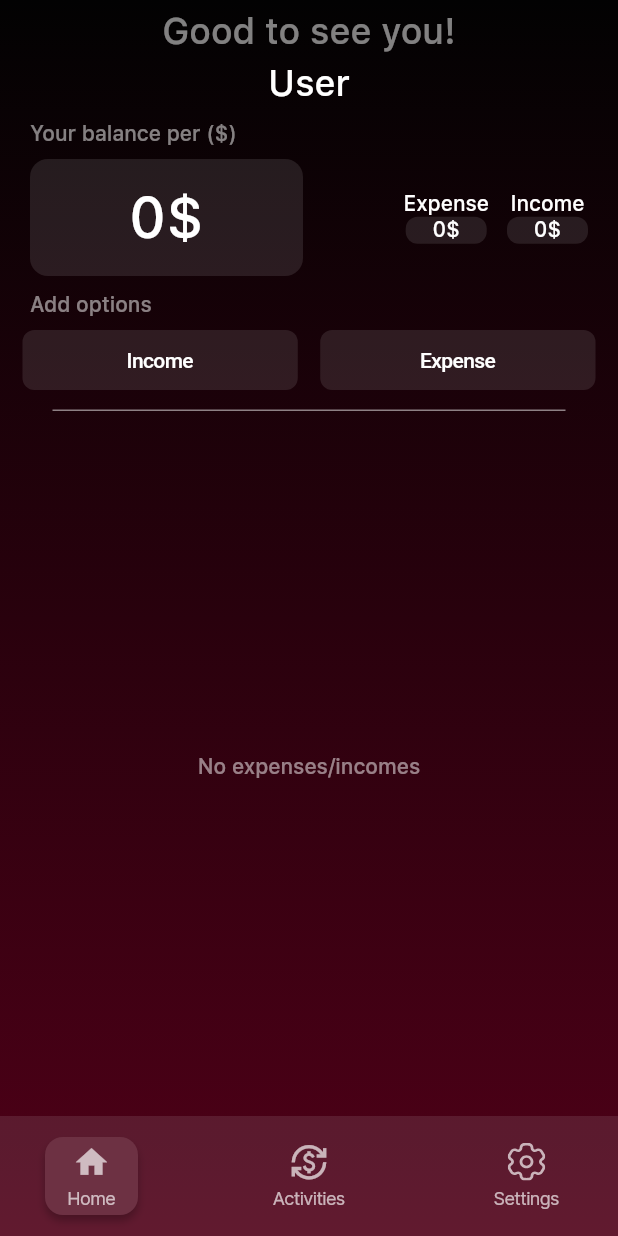
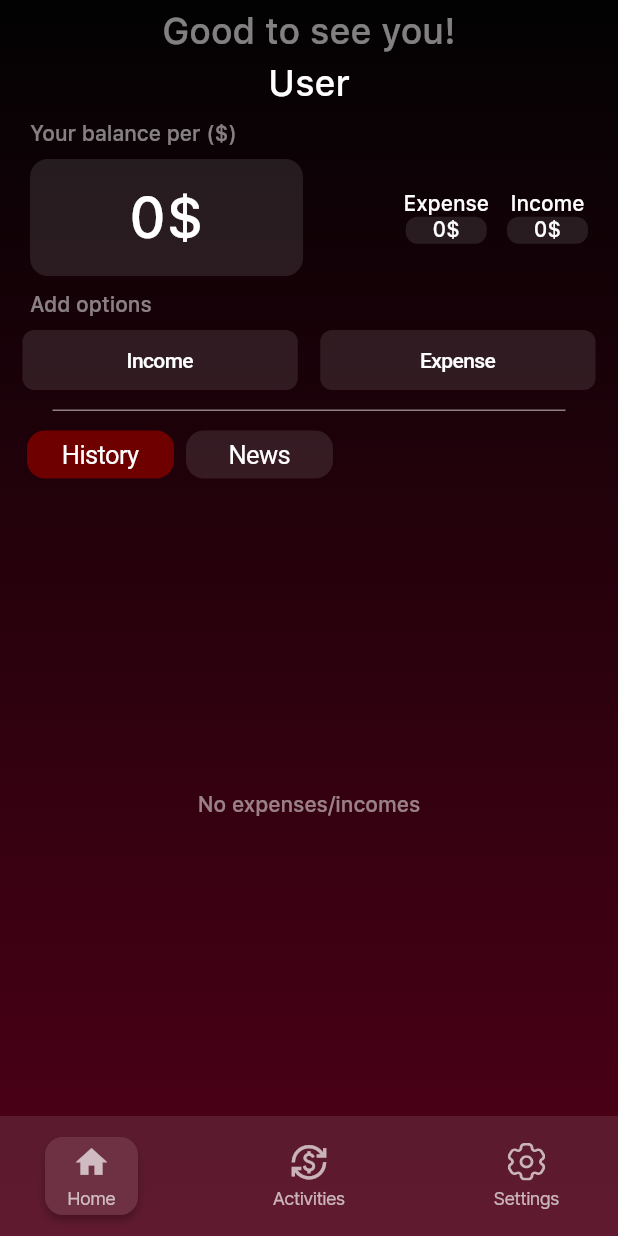
Before and after one commit to kent0505/project5, a Flutter app: the HomePage screen opened by its route, on a phone screen of 412 x 824 dp. Run offline on Flutter 3.47's test engine with Material 3 defaults, Android fonts, the phone set to English and light mode, and no system bars; our stand-ins replace cached_network_image, flutter_bloc, flutter_svg, go_router, hive_flutter, shared_preferences; accounts and stored records are empty.

Commit message:
added news

```diff
--- a/lib/features/home/pages/home_page.dart
+++ b/lib/features/home/pages/home_page.dart
@@ -1,6 +1,7 @@
 import 'package:flutter/material.dart';
 import 'package:flutter_bloc/flutter_bloc.dart';
 import 'package:go_router/go_router.dart';
+import 'package:project5/features/home/widgets/news_list.dart';
 
 import '../../../core/config/app_colors.dart';
 import '../../../core/utils.dart';
@@ -13,21 +14,11 @@ import '../widgets/expense_data.dart';
 import '../widgets/expenses_list.dart';
 import '../widgets/nav_bar.dart';
 import '../widgets/no_data.dart';
+import '../widgets/tab_card.dart';
 import 'settings_page.dart';
 
-class HomePage extends StatefulWidget {
+class HomePage extends StatelessWidget {
   const HomePage({super.key});
-
-  @override
-  State<HomePage> createState() => _HomePageState();
-}
-
-class _HomePageState extends State<HomePage> {
-  @override
-  void initState() {
-    super.initState();
-    context.read<ExpenseBloc>().add(GetExpensesEvent());
-  }
 
   @override
   Widget build(BuildContext context) {
@@ -41,7 +32,7 @@ class _HomePageState extends State<HomePage> {
 
                 if (state is HomeActivities) return const ActivitiesPage();
 
-                return const _HomePage();
+                return const _Home();
               },
             ),
             const NavBar(),
@@ -52,8 +43,27 @@ class _HomePageState extends State<HomePage> {
   }
 }
 
-class _HomePage extends StatelessWidget {
-  const _HomePage();
+class _Home extends StatefulWidget {
+  const _Home();
+
+  @override
+  State<_Home> createState() => _HomeState();
+}
+
+class _HomeState extends State<_Home> {
+  bool history = true;
+
+  void changeTab() {
+    setState(() {
+      history = !history;
+    });
+  }
+
+  @override
+  void initState() {
+    super.initState();
+    context.read<ExpenseBloc>().add(GetExpensesEvent());
+  }
 
   @override
   Widget build(BuildContext context) {
@@ -171,13 +181,32 @@ class _HomePage extends StatelessWidget {
             margin: const EdgeInsets.symmetric(horizontal: 35),
             color: AppColors.white50,
           ),
-          const SizedBox(height: 5),
+          const SizedBox(height: 13),
+          Row(
+            children: [
+              const SizedBox(width: 18),
+              TabCard(
+                title: 'History',
+                selected: history,
+                onPressed: changeTab,
+              ),
+              const SizedBox(width: 8),
+              TabCard(
+                title: 'News',
+                selected: !history,
+                onPressed: changeTab,
+              ),
+            ],
+          ),
+          const SizedBox(height: 10),
           BlocBuilder<ExpenseBloc, ExpenseState>(
             builder: (context, state) {
               if (state is ExpensesLoadedState) {
                 if (state.expenses.isEmpty) return const NoData();
 
-                return ExpensesList(expenses: state.expenses);
+                if (history) return ExpensesList(expenses: state.expenses);
+
+                return const NewsList();
               }
 
               return Container();
--- /dev/null
+++ b/lib/features/home/widgets/tab_card.dart
@@ -0,0 +1,41 @@
+import 'package:flutter/cupertino.dart';
+import 'package:flutter/material.dart';
+
+import '../../../core/config/app_colors.dart';
+
+class TabCard extends StatelessWidget {
+  const TabCard({
+    super.key,
+    required this.title,
+    required this.selected,
+    required this.onPressed,
+  });
+
+  final String title;
+  final bool selected;
+  final void Function() onPressed;
+
+  @override
+  Widget build(BuildContext context) {
+    return Container(
+      height: 32,
+      width: 98,
+      decoration: BoxDecoration(
+        color: selected ? AppColors.red : AppColors.card,
+        borderRadius: BorderRadius.circular(12),
+      ),
+      child: CupertinoButton(
+        onPressed: onPressed,
+        padding: EdgeInsets.zero,
+        child: Center(
+          child: Text(
+            title,
+            style: const TextStyle(
+              color: Colors.white,
+            ),
+          ),
+        ),
+      ),
+    );
+  }
+}
--- a/pubspec.yaml
+++ b/pubspec.yaml
@@ -14,6 +14,7 @@ dependencies:
   shared_preferences: ^2.2.3
   intl: ^0.19.0
   flutter_svg: ^2.0.10+1
+  cached_network_image: ^3.3.1
   hive: ^2.2.3
   hive_flutter: ^1.1.0
   ###
```
Also changed, not shown: lib/features/home/models/world_news.dart (added, +43 -0 lines), lib/features/home/widgets/news_list.dart (added, +99 -0 lines), pubspec.lock.
